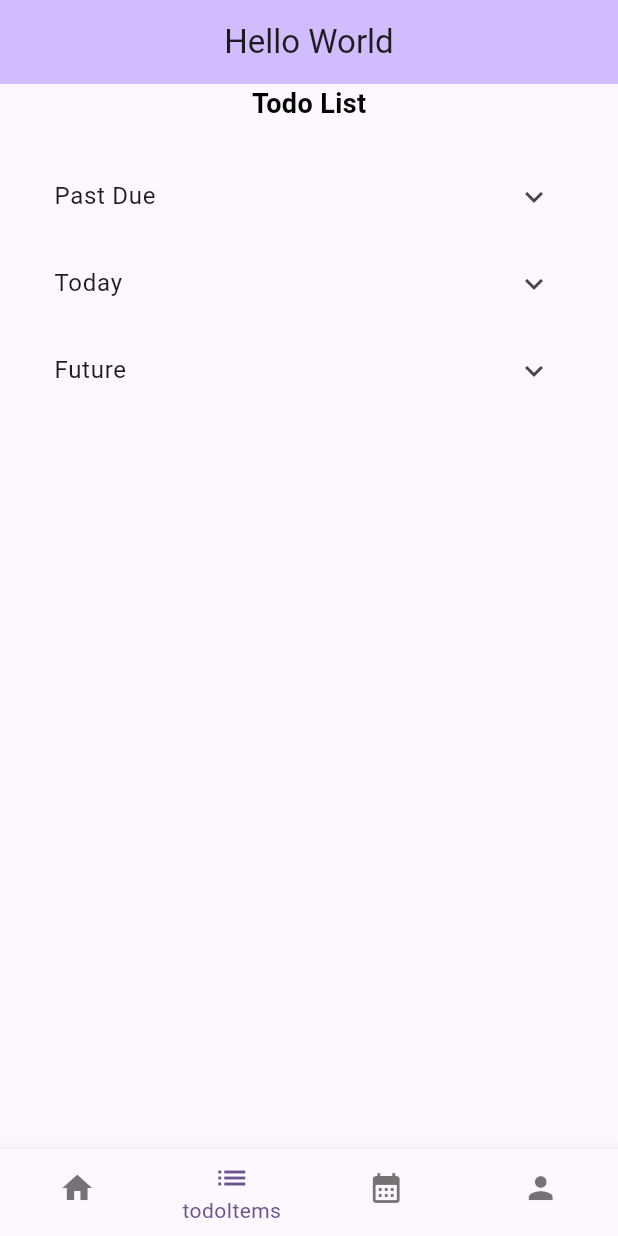
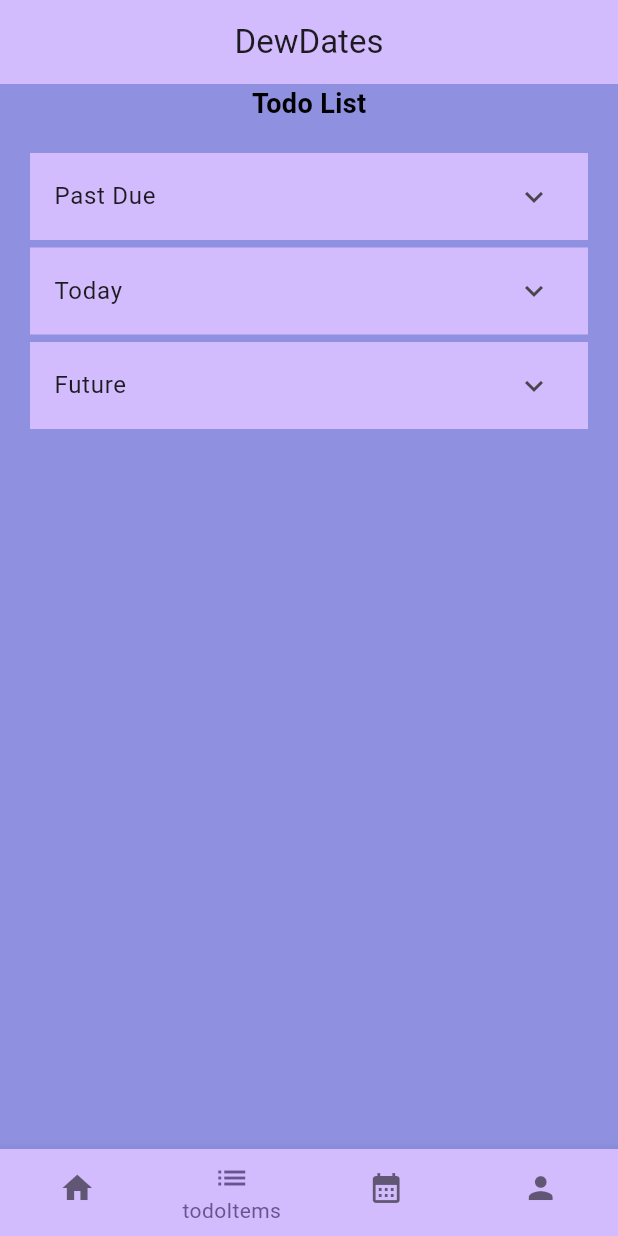
Before and after one commit to Gurinderp/todoList_flutter, a Flutter app: the screen it shows after launch, item 2 of the bottom bar chosen, on a phone screen of 412 x 824 dp. Run offline on Flutter 3.47's test engine with Material 3 defaults, Android fonts, the phone set to English and light mode, and no system bars.

```diff
--- a/lib/main.dart
+++ b/lib/main.dart
@@ -46,10 +46,11 @@ class _MyHomePageState extends State<MyHomePage> {
   Widget build(BuildContext context) {
     void _floatingAction() {}
     return Scaffold(
+      backgroundColor: const Color.fromARGB(255, 143, 144, 223),
       appBar: AppBar(
         backgroundColor: Theme.of(context).colorScheme.inversePrimary,
         centerTitle: true,
-        title: Text("Hello World"),
+        title: Text("DewDates"),
       ),
       body: Center(child: body[currIndex]),
       // floatingActionButton: Container(
@@ -64,6 +65,7 @@ class _MyHomePageState extends State<MyHomePage> {
       //   ),
       // ),
       bottomNavigationBar: BottomNavigationBar(
+        backgroundColor: Theme.of(context).colorScheme.inversePrimary,
         onTap: (index) {
           setState(() {
             currIndex = index;
--- a/lib/screens/listitems.dart
+++ b/lib/screens/listitems.dart
@@ -19,19 +19,27 @@ class Listitems extends StatelessWidget {
           Container(
             padding: EdgeInsets.all(20),
             child: Column(
+              spacing: 5,
+              mainAxisAlignment: MainAxisAlignment.spaceBetween,
               crossAxisAlignment: CrossAxisAlignment.start,
               children: [
                 ExpansionTile(
+                  collapsedBackgroundColor: Theme.of(
+                    context,
+                  ).colorScheme.inversePrimary,
+                  backgroundColor: Theme.of(context).colorScheme.primary,
                   expandedAlignment: Alignment.topLeft,
                   title: Text("Past Due"),
                   children: [
                     Container(
+                      color: Theme.of(context).colorScheme.inversePrimary,
                       child: ListTile(
                         title: Text("Hello World"),
                         leading: Icon(Icons.check),
                       ),
                     ),
                     Container(
+                      color: Theme.of(context).colorScheme.inversePrimary,
                       child: ListTile(
                         title: Text("Hello World"),
                         leading: Icon(Icons.error),
@@ -40,16 +48,22 @@ class Listitems extends StatelessWidget {
                   ],
                 ),
                 ExpansionTile(
+                  collapsedBackgroundColor: Theme.of(
+                    context,
+                  ).colorScheme.inversePrimary,
+                  backgroundColor: Theme.of(context).colorScheme.primary,
                   expandedAlignment: Alignment.topLeft,
                   title: Text("Today"),
                   children: [
                     Container(
+                      color: Theme.of(context).colorScheme.inversePrimary,
                       child: ListTile(
                         title: Text("Hello World"),
                         leading: Icon(Icons.check),
                       ),
                     ),
                     Container(
+                      color: Theme.of(context).colorScheme.inversePrimary,
                       child: ListTile(
                         title: Text("Hello World"),
                         leading: Icon(Icons.error),
@@ -58,16 +72,22 @@ class Listitems extends StatelessWidget {
                   ],
                 ),
                 ExpansionTile(
+                  collapsedBackgroundColor: Theme.of(
+                    context,
+                  ).colorScheme.inversePrimary,
+                  backgroundColor: Theme.of(context).colorScheme.primary,
                   expandedAlignment: Alignment.topLeft,
                   title: Text("Future"),
                   children: [
                     Container(
+                      color: Theme.of(context).colorScheme.inversePrimary,
                       child: ListTile(
                         title: Text("Hello World"),
                         leading: Icon(Icons.check),
                       ),
                     ),
                     Container(
+                      color: Theme.of(context).colorScheme.inversePrimary,
                       child: ListTile(
                         title: Text("Hello World"),
                         leading: Icon(Icons.error),
```
Also changed, not shown: SAMPLE_DATA.json (added, +56 -0 lines), lib/model/task.dart (added, +17 -0 lines).
